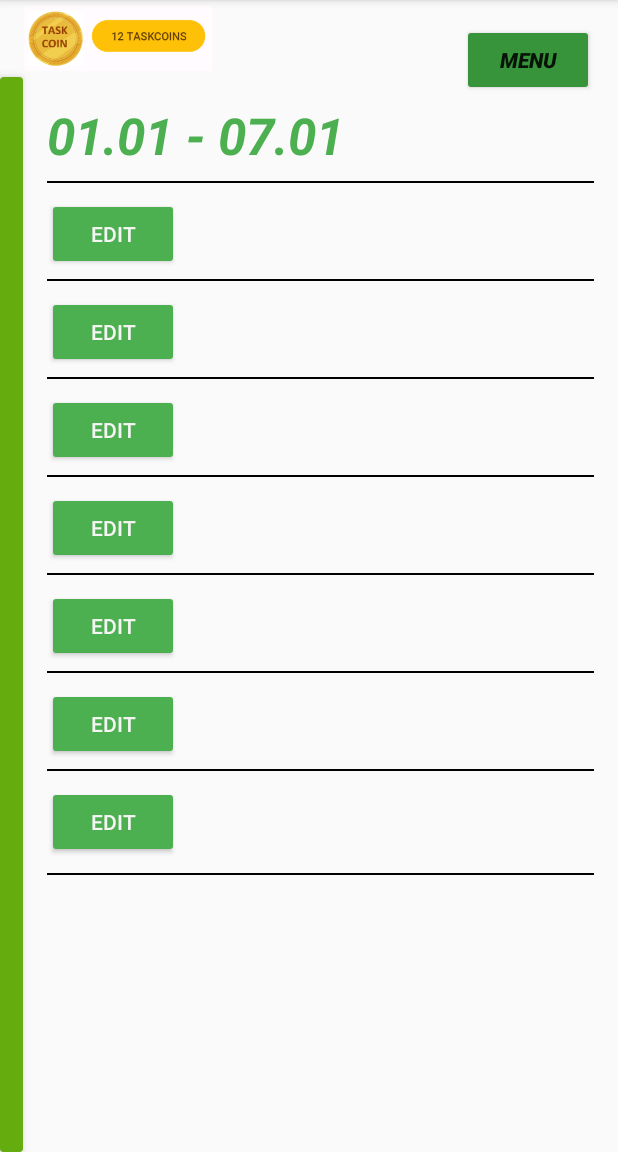
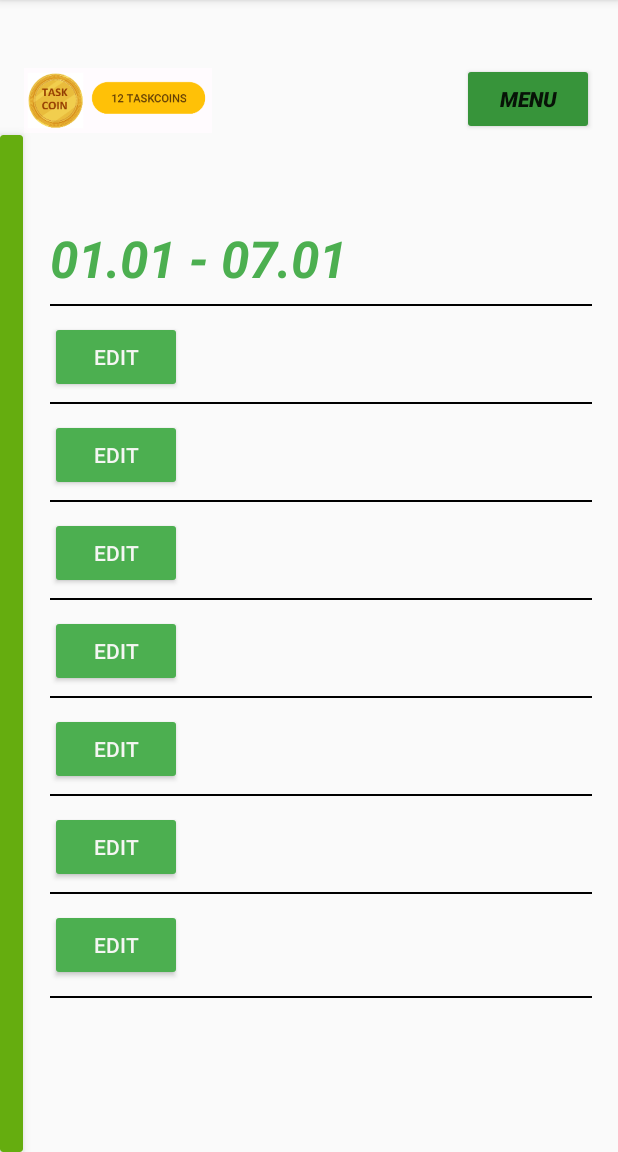
Before and after one commit to MaksymTsyhypalo/MobileSystems, an Android app: the ScrollWeekActivity screen opened directly, with no data from a screen before it, on a phone screen of 412 x 824 dp, the part 84-1236 px from its top. Run offline under Robolectric (Android 15) with nearby library versions, the phone set to English and light mode, and no system bars.

Commit message:
GUI changes

```diff
--- a/Assistant/app/src/main/res/layout/scroll_week.xml
+++ b/Assistant/app/src/main/res/layout/scroll_week.xml
@@ -1,33 +1,41 @@
 <?xml version="1.0" encoding="utf-8"?>
 <androidx.constraintlayout.widget.ConstraintLayout xmlns:android="http://schemas.android.com/apk/res/android"
     xmlns:app="http://schemas.android.com/apk/res-auto"
+    xmlns:tools="http://schemas.android.com/tools"
     android:layout_width="match_parent"
     android:layout_height="match_parent">
 
     <!-- MENU -->
+
+    <!-- Header (coins) -->
+
+    <!-- Left green bar -->
+
     <Button
         android:id="@+id/btn_menu"
         android:layout_width="wrap_content"
         android:layout_height="wrap_content"
+        android:layout_marginTop="42dp"
+        android:layout_marginEnd="16dp"
+        android:backgroundTint="#37943A"
         android:text="MENU"
-        android:backgroundTint="#37943A"
         android:textStyle="bold|italic"
-        android:layout_margin="16dp"
-        app:layout_constraintTop_toTopOf="parent"
-        app:layout_constraintEnd_toEndOf="parent" />
+        app:layout_constraintEnd_toEndOf="parent"
+        app:layout_constraintTop_toTopOf="parent" />
 
-    <!-- Header (coins) -->
     <LinearLayout
         android:id="@+id/header_week"
-        android:layout_width="0dp"
-        android:layout_height="wrap_content"
+        android:layout_width="280dp"
+        android:layout_height="46dp"
+        android:layout_marginTop="44dp"
+        android:gravity="center_vertical"
         android:orientation="horizontal"
-        android:gravity="center_vertical"
         android:paddingStart="16dp"
         android:paddingEnd="16dp"
-        app:layout_constraintTop_toTopOf="parent"
+        app:layout_constraintEnd_toStartOf="@id/btn_menu"
+        app:layout_constraintHorizontal_bias="0.0"
         app:layout_constraintStart_toStartOf="parent"
-        app:layout_constraintEnd_toStartOf="@id/btn_menu">
+        app:layout_constraintTop_toTopOf="parent">
 
         <ImageView
             android:layout_width="125dp"
@@ -35,25 +43,24 @@
             android:src="@drawable/task_coins_brick" />
     </LinearLayout>
 
-    <!-- Left green bar -->
     <androidx.cardview.widget.CardView
         android:id="@+id/leftBar"
         android:layout_width="15dp"
         android:layout_height="0dp"
         app:cardBackgroundColor="#65AD0F"
         app:cardElevation="5dp"
-        app:layout_constraintTop_toBottomOf="@id/header_week"
         app:layout_constraintBottom_toBottomOf="parent"
-        app:layout_constraintStart_toStartOf="parent" />
+        app:layout_constraintStart_toStartOf="parent"
+        app:layout_constraintTop_toBottomOf="@id/header_week" />
 
     <!-- Content -->
     <ScrollView
-        android:layout_width="0dp"
-        android:layout_height="0dp"
-        app:layout_constraintTop_toBottomOf="@id/header_week"
+        android:layout_width="393dp"
+        android:layout_height="591dp"
         app:layout_constraintBottom_toBottomOf="parent"
+        app:layout_constraintEnd_toEndOf="parent"
         app:layout_constraintStart_toEndOf="@id/leftBar"
-        app:layout_constraintEnd_toEndOf="parent">
+        app:layout_constraintTop_toBottomOf="@id/header_week">
 
         <LinearLayout
             android:layout_width="match_parent"
@@ -82,135 +89,162 @@
             <LinearLayout
                 android:layout_width="match_parent"
                 android:layout_height="wrap_content"
-                android:orientation="horizontal"
+                android:layout_marginTop="10dp"
                 android:gravity="center_vertical"
-                android:layout_marginTop="10dp">
+                android:orientation="horizontal">
 
                 <Button
                     android:id="@+id/day1_edit"
                     android:layout_width="wrap_content"
                     android:layout_height="wrap_content"
+                    android:backgroundTint="#4CAF50"
                     android:text="EDIT"
-                    android:textColor="#F5F6F3"
-                    android:backgroundTint="#4CAF50" />
+                    android:textColor="#F5F6F3" />
             </LinearLayout>
 
-            <View android:layout_width="match_parent" android:layout_height="1dp" android:layout_marginTop="6dp" android:background="#FF000000"/>
+            <View
+                android:layout_width="match_parent"
+                android:layout_height="1dp"
+                android:layout_marginTop="6dp"
+                android:background="#FF000000" />
 
             <!-- Day 2 -->
             <LinearLayout
                 android:layout_width="match_parent"
                 android:layout_height="wrap_content"
-                android:orientation="horizontal"
+                android:layout_marginTop="10dp"
                 android:gravity="center_vertical"
-                android:layout_marginTop="10dp">
+                android:orientation="horizontal">
 
                 <Button
                     android:id="@+id/day2_edit"
                     android:layout_width="wrap_content"
                     android:layout_height="wrap_content"
+                    android:backgroundTint="#4CAF50"
                     android:text="EDIT"
-                    android:textColor="#F5F6F3"
-                    android:backgroundTint="#4CAF50" />
+                    android:textColor="#F5F6F3" />
             </LinearLayout>
 
-            <View android:layout_width="match_parent" android:layout_height="1dp" android:layout_marginTop="6dp" android:background="#FF000000"/>
+            <View
+                android:layout_width="match_parent"
+                android:layout_height="1dp"
+                android:layout_marginTop="6dp"
+                android:background="#FF000000" />
 
             <!-- Day 3 -->
             <LinearLayout
                 android:layout_width="match_parent"
                 android:layout_height="wrap_content"
-                android:orientation="horizontal"
+                android:layout_marginTop="10dp"
                 android:gravity="center_vertical"
-                android:layout_marginTop="10dp">
+                android:orientation="horizontal">
 
                 <Button
                     android:id="@+id/day3_edit"
                     android:layout_width="wrap_content"
                     android:layout_height="wrap_content"
+                    android:backgroundTint="#4CAF50"
                     android:text="EDIT"
-                    android:textColor="#F5F6F3"
-                    android:backgroundTint="#4CAF50" />
+                    android:textColor="#F5F6F3" />
             </LinearLayout>
 
-            <View android:layout_width="match_parent" android:layout_height="1dp" android:layout_marginTop="6dp" android:background="#FF000000"/>
+            <View
+                android:layout_width="match_parent"
+                android:layout_height="1dp"
+                android:layout_marginTop="6dp"
+                android:background="#FF000000" />
 
             <!-- Day 4 -->
             <LinearLayout
                 android:layout_width="match_parent"
                 android:layout_height="wrap_content"
-                android:orientation="horizontal"
+                android:layout_marginTop="10dp"
                 android:gravity="center_vertical"
-                android:layout_marginTop="10dp">
+                android:orientation="horizontal">
 
                 <Button
                     android:id="@+id/day4_edit"
                     android:layout_width="wrap_content"
                     android:layout_height="wrap_content"
+                    android:backgroundTint="#4CAF50"
                     android:text="EDIT"
-                    android:textColor="#F5F6F3"
-                    android:backgroundTint="#4CAF50" />
+                    android:textColor="#F5F6F3" />
             </LinearLayout>
 
-            <View android:layout_width="match_parent" android:layout_height="1dp" android:layout_marginTop="6dp" android:background="#FF000000"/>
+            <View
+                android:layout_width="match_parent"
+                android:layout_height="1dp"
+                android:layout_marginTop="6dp"
+                android:background="#FF000000" />
 
             <!-- Day 5 -->
             <LinearLayout
                 android:layout_width="match_parent"
                 android:layout_height="wrap_content"
-                android:orientation="horizontal"
+                android:layout_marginTop="10dp"
                 android:gravity="center_vertical"
-                android:layout_marginTop="10dp">
+                android:orientation="horizontal">
 
                 <Button
                     android:id="@+id/day5_edit"
                     android:layout_width="wrap_content"
                     android:layout_height="wrap_content"
+                    android:backgroundTint="#4CAF50"
                     android:text="EDIT"
-                    android:textColor="#F5F6F3"
-                    android:backgroundTint="#4CAF50" />
+                    android:textColor="#F5F6F3" />
             </LinearLayout>
 
-            <View android:layout_width="match_parent" android:layout_height="1dp" android:layout_marginTop="6dp" android:background="#FF000000"/>
+            <View
+                android:layout_width="match_parent"
+                android:layout_height="1dp"
+                android:layout_marginTop="6dp"
+                android:background="#FF000000" />
 
             <!-- Day 6 -->
             <LinearLayout
                 android:layout_width="match_parent"
                 android:layout_height="wrap_content"
-                android:orientation="horizontal"
+                android:layout_marginTop="10dp"
                 android:gravity="center_vertical"
-                android:layout_marginTop="10dp">
+                android:orientation="horizontal">
 
                 <Button
                     android:id="@+id/day6_edit"
                     android:layout_width="wrap_content"
                     android:layout_height="wrap_content"
+                    android:backgroundTint="#4CAF50"
                     android:text="EDIT"
-                    android:textColor="#F5F6F3"
-                    android:backgroundTint="#4CAF50" />
+                    android:textColor="#F5F6F3" />
             </LinearLayout>
 
-            <View android:layout_width="match_parent" android:layout_height="1dp" android:layout_marginTop="6dp" android:background="#FF000000"/>
+            <View
+                android:layout_width="match_parent"
+                android:layout_height="1dp"
+                android:layout_marginTop="6dp"
+                android:background="#FF000000" />
 
             <!-- Day 7 -->
             <LinearLayout
                 android:layout_width="match_parent"
                 android:layout_height="wrap_content"
-                android:orientation="horizontal"
+                android:layout_marginTop="10dp"
+                android:layout_marginBottom="10dp"
                 android:gravity="center_vertical"
-                android:layout_marginTop="10dp"
-                android:layout_marginBottom="10dp">
+                android:orientation="horizontal">
 
                 <Button
                     android:id="@+id/day7_edit"
                     android:layout_width="wrap_content"
                     android:layout_height="wrap_content"
+                    android:backgroundTint="#4CAF50"
                     android:text="EDIT"
-                    android:textColor="#F5F6F3"
-                    android:backgroundTint="#4CAF50" />
+                    android:textColor="#F5F6F3" />
             </LinearLayout>
 
-            <View android:layout_width="match_parent" android:layout_height="1dp" android:background="#FF000000"/>
+            <View
+                android:layout_width="match_parent"
+                android:layout_height="1dp"
+                android:background="#FF000000" />
 
         </LinearLayout>
     </ScrollView>
```
Also changed, not shown: Assistant/app/src/main/res/layout/garden.xml (+18 -12 lines), Assistant/app/src/main/res/layout/menu_layout.xml (+53 -15 lines), Assistant/app/src/main/res/layout/scroll_day.xml (+59 -47 lines), Assistant/app/src/main/res/layout/scroll_task.xml (+39 -32 lines), Assistant/app/src/main/res/layout/shop.xml (+70 -45 lines).
